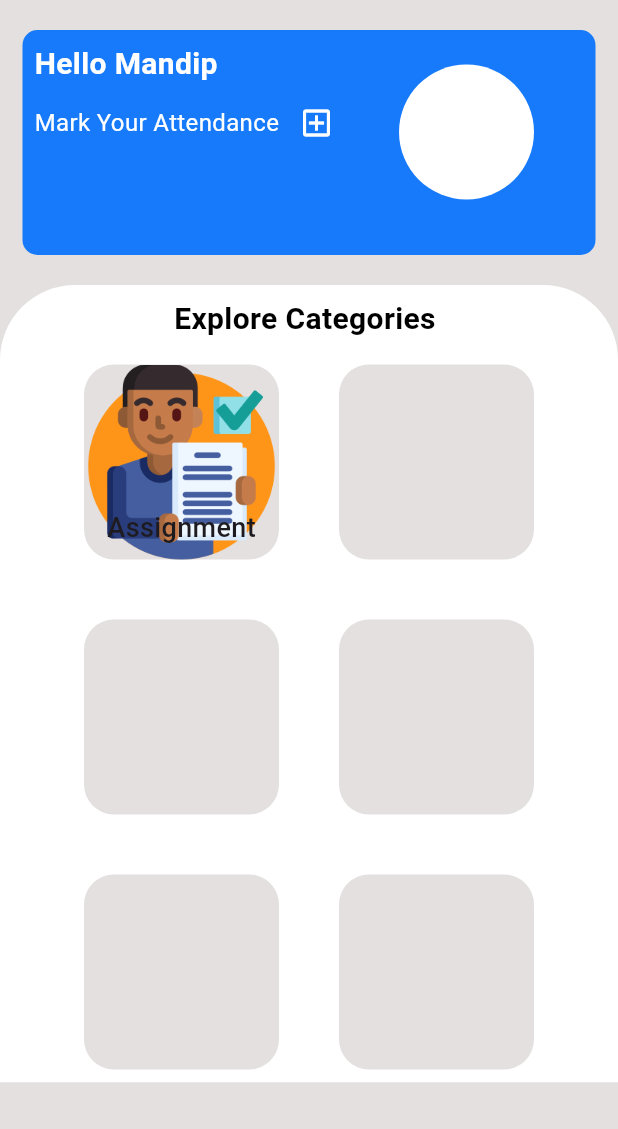
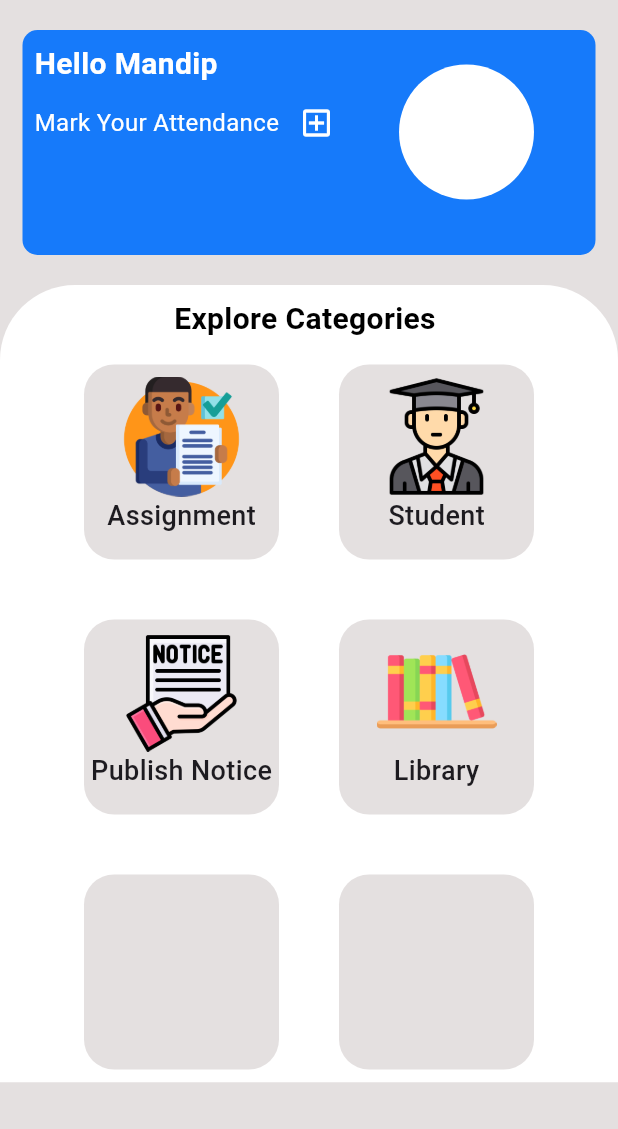
Before and after one commit to Mandipgit/College-Management-System, a Flutter app: the screen it shows after launch, on a phone screen of 412 x 824 dp, the part 84-1213 px from its top. Run offline on Flutter 3.47's test engine with Material 3 defaults, Android fonts, the phone set to English and light mode, and no system bars.

Commit message:
Quick Update

```diff
--- a/lib/Dashhboard/dashboard.dart
+++ b/lib/Dashhboard/dashboard.dart
@@ -212,24 +212,24 @@ class _DashboardpageState extends State<Dashboardpage> {
                                     decoration: BoxDecoration(
                                       color: greyColor,
                                       borderRadius: BorderRadius.circular(20),
-                                      image: DecorationImage(
-                                      image: AssetImage('Assets/assignment.png',
-
                                       ),
-                                        ),
-
-                                    ),
-                                    alignment: Alignment.bottomCenter,
-                                    child: Padding(
-                                      padding: const EdgeInsets.only(bottom: 8.0),
-                                      child: Text("Assignment",
-                                      style: TextStyle(
-                                        fontSize: 18,
-                                        fontWeight: FontWeight.w500,
+                                      child: Column(
+                                        children: [
+                                          Padding(
+                                            padding: const EdgeInsets.only(top:8.0),
+                                            child: Image.asset('Assets/assignment.png',
+                                            height: 80,
+                                            ),
+                                          ),
+                                          Text("Assignment",
+                                          style: TextStyle(
+                                            fontSize: 18,
+                                            fontWeight: FontWeight.w500,
+                                          ),)
+                                        ],
                                       ),
                                       ),
-                                    ),
-                                  ),
+
                                   const SizedBox(width: 40,),
                                    Container(
                                     height: 130,
@@ -238,6 +238,21 @@ class _DashboardpageState extends State<Dashboardpage> {
                                       color: greyColor,
                                       borderRadius: BorderRadius.circular(20),
                                     ),
+                                    child: Column(
+                                        children: [
+                                          Padding(
+                                            padding: const EdgeInsets.only(top:8.0),
+                                            child: Image.asset('Assets/student.png',
+                                            height: 80,
+                                            ),
+                                          ),
+                                          Text("Student",
+                                          style: TextStyle(
+                                            fontSize: 18,
+                                            fontWeight: FontWeight.w500,
+                                          ),)
+                                        ],
+                                      ),
                                   ),
 
                               ],
@@ -254,6 +269,21 @@ class _DashboardpageState extends State<Dashboardpage> {
                                       color: greyColor,
                                       borderRadius: BorderRadius.circular(20),
                                     ),
+                                    child: Column(
+                                        children: [
+                                          Padding(
+                                            padding: const EdgeInsets.only(top:8.0),
+                                            child: Image.asset('Assets/publishnotice.png',
+                                            height: 80,
+                                            ),
+                                          ),
+                                          Text("Publish Notice",
+                                          style: TextStyle(
+                                            fontSize: 18,
+                                            fontWeight: FontWeight.w500,
+                                          ),)
+                                        ],
+                                      ),
                                   ),
                                   const SizedBox(width: 40,),
                                    Container(
@@ -263,6 +293,21 @@ class _DashboardpageState extends State<Dashboardpage> {
                                       color: greyColor,
                                       borderRadius: BorderRadius.circular(20),
                                     ),
+                                    child: Column(
+                                        children: [
+                                          Padding(
+                                            padding: const EdgeInsets.only(top:8.0),
+                                            child: Image.asset('Assets/library.png',
+                                            height: 80,
+                                            ),
+                                          ),
+                                          Text("Library",
+                                          style: TextStyle(
+                                            fontSize: 18,
+                                            fontWeight: FontWeight.w500,
+                                          ),)
+                                        ],
+                                      ),
                                   ),
 
                               ],
--- a/pubspec.yaml
+++ b/pubspec.yaml
@@ -60,6 +60,9 @@ flutter:
   # To add assets to your application, add an assets section, like this:
   assets:
       - Assets/assignment.png
+      - Assets/student.png
+      - Assets/publishnotice.png
+      - Assets/library.png
   #   - images/a_dot_ham.jpeg
 
   # An image asset can refer to one or more resolution-specific "variants", see
```
Also changed, not shown: Assets/library.png (added), Assets/publishnotice.png (added), Assets/student.png (added).
